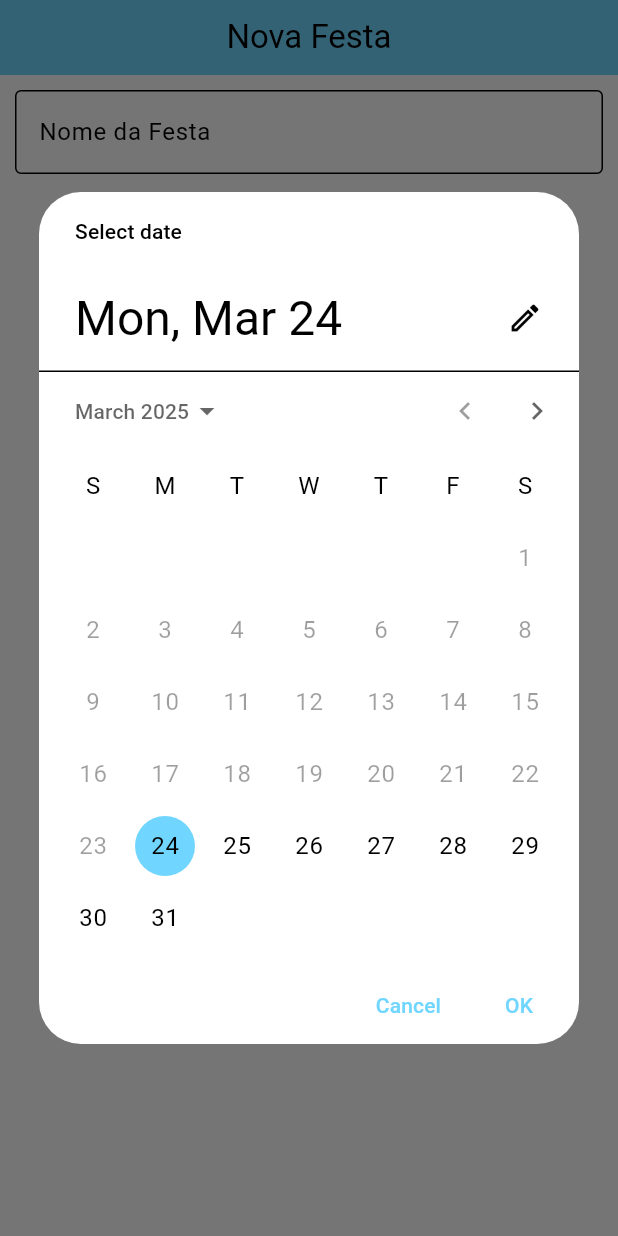
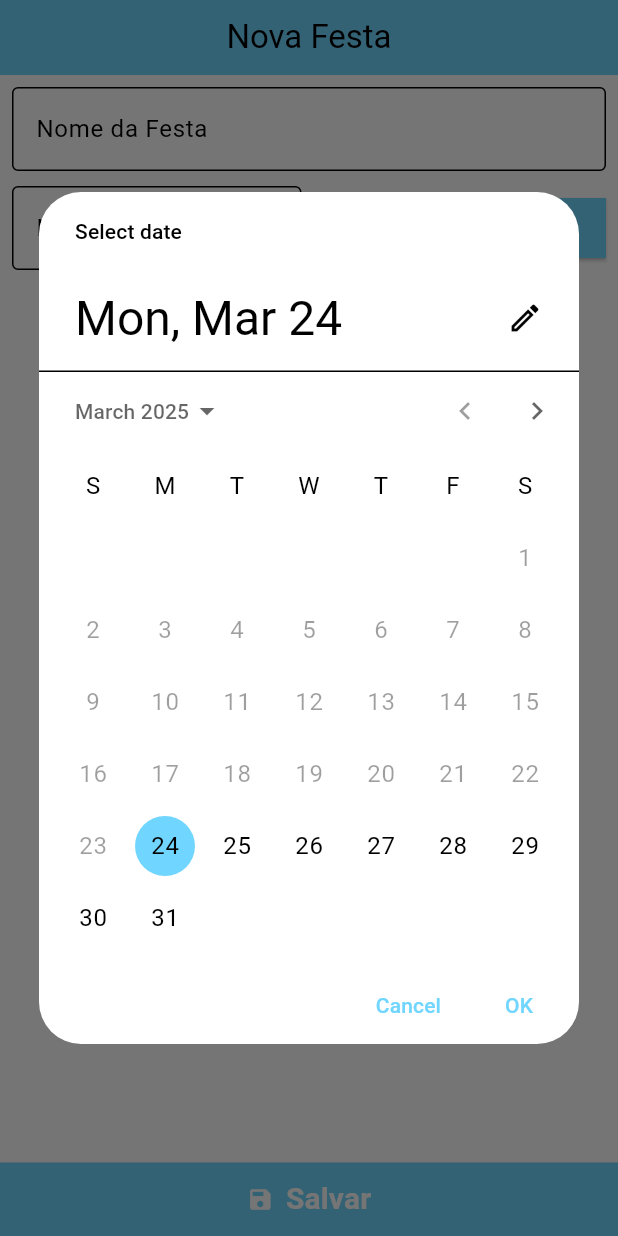
Before and after one commit to BorgesGh/my_fest, a Flutter app: the FormPartyPage screen opened by its route, after a tap on "Selecione a data", on a phone screen of 412 x 824 dp. Run offline on Flutter 3.47's test engine with Material 3 defaults, Android fonts, the phone set to English and light mode, and no system bars; our stand-ins replace bloc, equatable, flutter_bloc, flutter_slidable, go_router, google_fonts and 1 more; missing offline and left inert: material_dialogs; accounts and stored records are empty; Roboto replaces fonts that are missing (Dosis).

Commit message:
fix: Change Ui components

```diff
--- a/lib/main.dart
+++ b/lib/main.dart
@@ -2,11 +2,13 @@ import 'package:flutter/foundation.dart';
 import 'package:flutter/material.dart';
 import 'package:flutter/services.dart';
 import 'package:google_fonts/google_fonts.dart';
-import 'package:my_fest/data/services/local/database_helper.dart';
+import 'package:my_fest/data/persistence/local/database_helper.dart';
 import 'package:my_fest/router.dart';
 import 'package:my_fest/ui/style/pallete.dart';
 
 void main() {
+  WidgetsFlutterBinding.ensureInitialized();
+
   LicenseRegistry.addLicense(() async* {
     final license = await rootBundle.loadString('/assets/fonts/OFL.txt');
     yield LicenseEntryWithLineBreaks(['google_fonts'], license);
--- a/lib/ui/pages/form_party_page.dart
+++ b/lib/ui/pages/form_party_page.dart
@@ -1,4 +1,5 @@
 import 'package:flutter/material.dart';
+import 'package:my_fest/ui/style/pallete.dart';
 import 'package:my_fest/ui/widgets/simple_appbar.dart';
 
 class FormPartyPage extends StatelessWidget {
@@ -8,10 +9,11 @@ class FormPartyPage extends StatelessWidget {
   Widget build(BuildContext context) {
     return Scaffold(
       appBar: SimpleAppbar(title: 'Nova Festa'),
-      body: Padding(
-          padding: const EdgeInsets.all(10),
+      body: Stack(
+        children: [
+          Padding(
+            padding: const EdgeInsets.all(8.0),
             child: Column(
-            crossAxisAlignment: CrossAxisAlignment.center,
               spacing: 10,
               children: [
                 TextFormField(
@@ -21,18 +23,73 @@ class FormPartyPage extends StatelessWidget {
                   ),
                   focusNode: FocusNode(),
                 ),
+                Row(
+                  spacing: 5,
+                  children: [
+                    Expanded(
+                      child: TextFormField(
+                        decoration: const InputDecoration(
+                          labelText: 'Numero de Participantes',
+                          border: OutlineInputBorder(),
+                        ),
+                        focusNode: FocusNode(),
+                      ),
+                    ),
                     ElevatedButton(
-                  style: ElevatedButton.styleFrom(shape: LinearBorder()),
+                        style: ElevatedButton.styleFrom(
+                            shape: const LinearBorder(),
+                            backgroundColor: Pallete.primaryColor,
+                            foregroundColor: Colors.white),
                         onPressed: () {
                           showDatePicker(
                               context: context,
                               firstDate: DateTime.now(),
-                        lastDate: DateTime.now().add(const Duration(days: 365)),
+                              lastDate:
+                                  DateTime.now().add(const Duration(days: 365)),
                               initialDate: DateTime.now());
                         },
-                  child: Text("Selecione a data"))
+                        child: const Text(
+                          "Selecione a data",
+                          style: TextStyle(
+                              fontSize: 20, fontWeight: FontWeight.bold),
+                        ))
                   ],
+                ),
+              ],
+            ),
+          ),
+          Positioned(
+            bottom: 0,
+            child: Row(
+              children: [
+                ConstrainedBox(
+                  constraints: BoxConstraints(
+                    minWidth: MediaQuery.of(context).size.width,
+                  ),
+                  child: ElevatedButton.icon(
+                      onPressed: () {},
+                      label: const Text(
+                        "Salvar",
+                        style: TextStyle(
+                            fontSize: 20, fontWeight: FontWeight.bold),
+                      ),
+                      icon: const Icon(
+                        Icons.save,
+                        color: Colors.white,
+                      ),
+                      style: ElevatedButton.styleFrom(
+                        backgroundColor: Pallete.primaryColor,
+                        foregroundColor: Colors.white,
+                        padding: const EdgeInsets.all(10),
+                        shape: const LinearBorder(),
+                        maximumSize: Size.infinite,
                       )),
+                ),
+              ],
+            ),
+          ),
+        ],
+      ),
     );
   }
 }
--- a/lib/ui/pages/home_page.dart
+++ b/lib/ui/pages/home_page.dart
@@ -4,7 +4,7 @@ import 'package:go_router/go_router.dart';
 import 'package:my_fest/data/repositories/local/party_repository.dart';
 import 'package:my_fest/model/party.dart';
 import 'package:my_fest/router.dart';
-import 'package:my_fest/ui/controller/home/cubit/home_cubit.dart';
+import 'package:my_fest/ui/controller/blocs/home_bloc.dart';
 import 'package:my_fest/ui/style/pallete.dart';
 import 'package:my_fest/ui/widgets/action_button.dart';
 import 'package:my_fest/ui/widgets/menu_drawer.dart';
@@ -13,6 +13,8 @@ import 'package:my_fest/ui/widgets/simple_appbar.dart';
 import 'package:my_fest/utils/result.dart';
 
 class HomePage extends StatelessWidget {
+  const HomePage({super.key});
+
   @override
   Widget build(BuildContext context) {
     return BlocProvider(
--- /dev/null
+++ b/lib/ui/widgets/selectable_list.dart
@@ -0,0 +1 @@
+//TODO Fazer a implementação do SelectableList com Gesture detector. Ao pressionar um item da lista, ele deve ser selecionado e o item anterior deve ser deselecionado.
--- a/pubspec.yaml
+++ b/pubspec.yaml
@@ -50,6 +50,7 @@ dependencies:
   # Use with the CupertinoIcons class for iOS style icons.
   cupertino_icons: ^1.0.8
   flutter_bloc: ^9.1.0
+  bloc: ^9.0.0
 
 dev_dependencies:
   flutter_test:
```
Also changed, not shown: lib/router.dart (+8 -1 lines), lib/ui/pages/form_product_page.dart (added, +82 -0 lines), lib/ui/widgets/party_tile.dart (+5 -9 lines), lib/ui/widgets/form/date_input.dart (added), lib/ui/widgets/form/finish_input.dart (added), pubspec.lock, 1 other file. Lines whose indentation alone changed are shown as unchanged.
